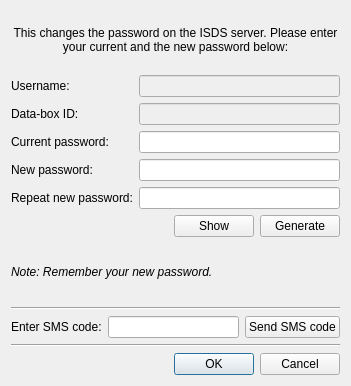
First picture: the form in src/gui/ui/dlg_change_pwd.ui, repository psakar/datovka, before the edit.
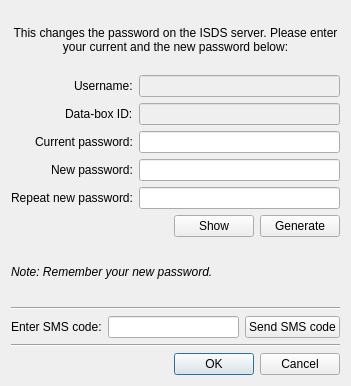
Second picture: the form after the edit. Icons and pictures are not drawn.

Commit message: Aligned labels to right in change password dialogue.

```diff
--- a/src/gui/ui/dlg_change_pwd.ui
+++ b/src/gui/ui/dlg_change_pwd.ui
@@ -39,6 +39,12 @@
    </item>
    <item>
     <layout class="QFormLayout" name="formLayout">
+     <property name="fieldGrowthPolicy">
+      <enum>QFormLayout::AllNonFixedFieldsGrow</enum>
+     </property>
+     <property name="labelAlignment">
+      <set>Qt::AlignRight|Qt::AlignTrailing|Qt::AlignVCenter</set>
+     </property>
      <item row="1" column="0">
       <widget class="QLabel" name="label_2">
        <property name="text">
```
